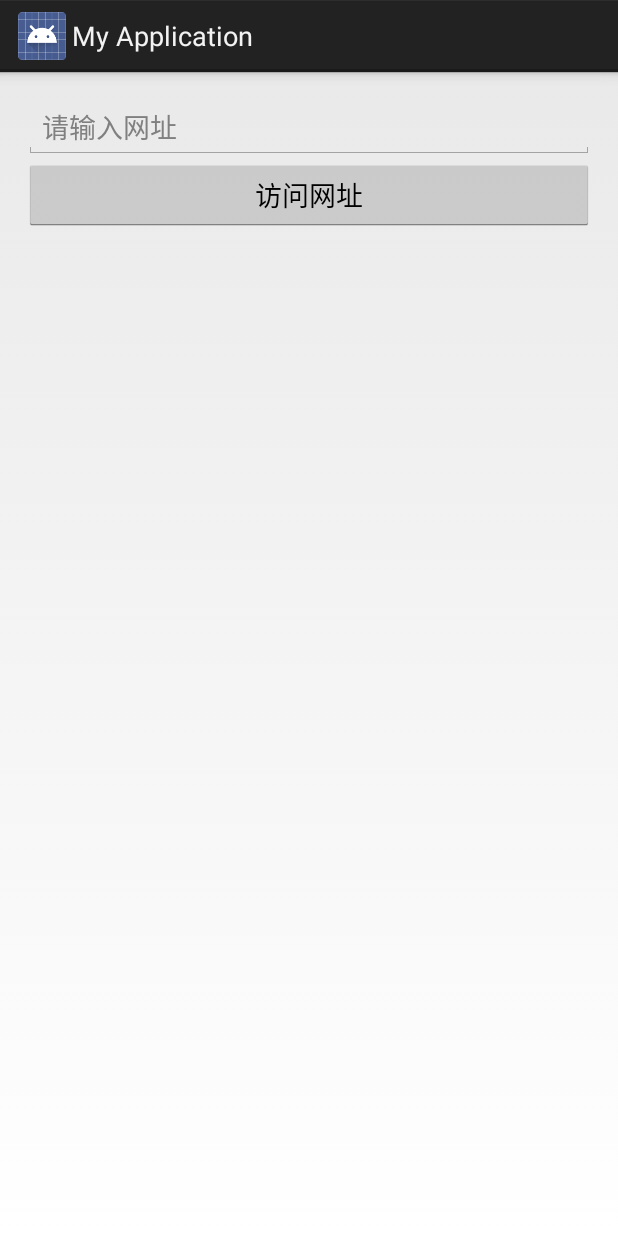
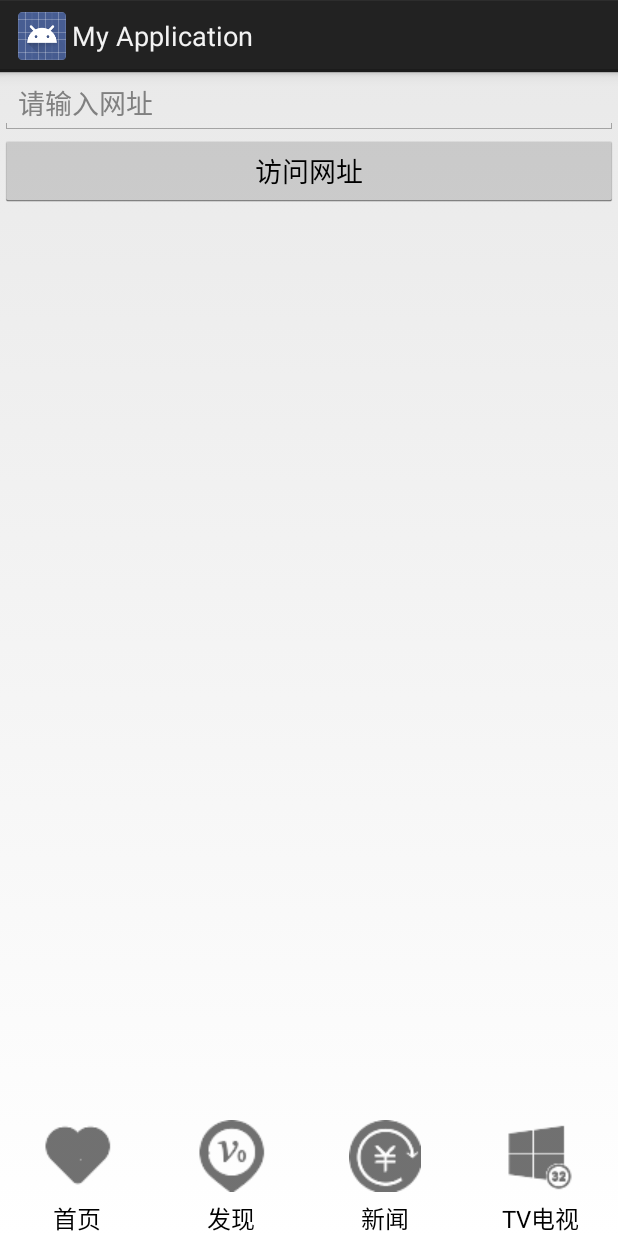
Before and after one commit to zhufenghua/MyApplication31, an Android app: the screen it shows after launch (MainActivity), on a phone screen of 412 x 824 dp. Run offline under Robolectric (Android 15) with nearby library versions, the phone set to English and light mode, and no system bars.

Commit message:
完成了单选按钮的样式. 并且添加到style.xml中

```diff
--- a/app/src/main/res/layout/activity_main.xml
+++ b/app/src/main/res/layout/activity_main.xml
@@ -5,10 +5,6 @@
     android:layout_width="match_parent"
     android:layout_height="match_parent"
     android:orientation="vertical"
-    android:paddingBottom="@dimen/activity_vertical_margin"
-    android:paddingLeft="@dimen/activity_horizontal_margin"
-    android:paddingRight="@dimen/activity_horizontal_margin"
-    android:paddingTop="@dimen/activity_vertical_margin"
     tools:context="com.zp.cn.myapplication.MainActivity">
 
     <EditText
@@ -23,4 +19,50 @@
         android:text="访问网址"
         android:layout_width="match_parent"
         android:layout_height="wrap_content" />
+
+    <ListView
+        android:layout_weight="1"
+        android:layout_width="match_parent"
+        android:layout_height="0dp"></ListView>
+
+    <LinearLayout
+        android:orientation="horizontal"
+        android:layout_width="match_parent"
+        android:layout_height="wrap_content">
+        <!--
+              1: android:button="@null" : 取消单选按钮
+              2: RadioButton：没有背景颜色,并且支持单选
+              3: android:gravity="center_horizontal": 让文本水平居中(默认图片是水平居中)
+              4: 设置图文的间距: android:drawablePadding="5dp"
+              5: android:textSize="0dp" 则隐藏文字
+        -->
+
+        <RadioButton
+            android:id="@+id/btn_index"
+            android:text="首页"
+            android:drawableTop="@drawable/icon01_gray"
+            style="@style/RadioButtonStyle"
+            />
+
+        <RadioButton
+            android:text="发现"
+            android:drawableTop="@drawable/icon02_gray"
+            style="@style/RadioButtonStyle"
+            />
+
+        <RadioButton
+            android:text="新闻"
+            android:drawableTop="@drawable/icon03_gray"
+            style="@style/RadioButtonStyle"
+            />
+
+        <RadioButton
+            android:text="TV电视"
+            android:drawableTop="@drawable/icon04_gray"
+            style="@style/RadioButtonStyle"
+            />
+
+    </LinearLayout>
+
+
 </LinearLayout>
--- a/app/src/main/res/values/styles.xml
+++ b/app/src/main/res/values/styles.xml
@@ -5,4 +5,21 @@
         <!-- Customize your theme here. -->
     </style>
 
+    <style name="RadioButtonStyle">
+        <!--
+              android:gravity="center_horizontal"
+            android:button="@null"
+            android:drawablePadding="5dp"
+            android:layout_weight="1"
+            android:layout_width="0dp"
+            android:layout_height="wrap_content"
+        -->
+        <item name="android:gravity">center_horizontal</item>
+        <item name="android:button">@null</item>
+        <item name="android:drawablePadding">5dp</item>
+        <item name="android:layout_weight">1</item>
+        <item name="android:layout_width">0dp</item>
+        <item name="android:layout_height">wrap_content</item>
+    </style>
+
 </resources>
```
Also changed, not shown: app/src/main/res/drawable/icon01_gray.png (added), app/src/main/res/drawable/icon02_gray.png (added), app/src/main/res/drawable/icon03_gray.png (added), app/src/main/res/drawable/icon04_gray.png (added), app/src/main/res/drawable/icon_01_blue.png (added), app/src/main/res/drawable/icon_02_blue.png (added), app/src/main/res/drawable/icon_03_blue.png (added), app/src/main/res/drawable/icon_04_blue.png (added).
